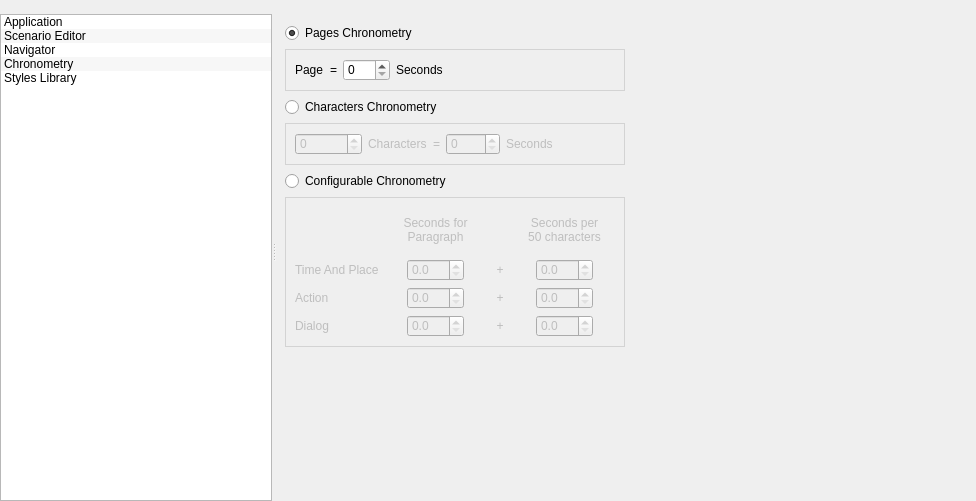
The window that src/bin/Scenarist/UserInterfaceLayer/Settings/SettingsView.ui (dimkanovikov/KITScenarist) describes before a commit, drawn with Qt 5.
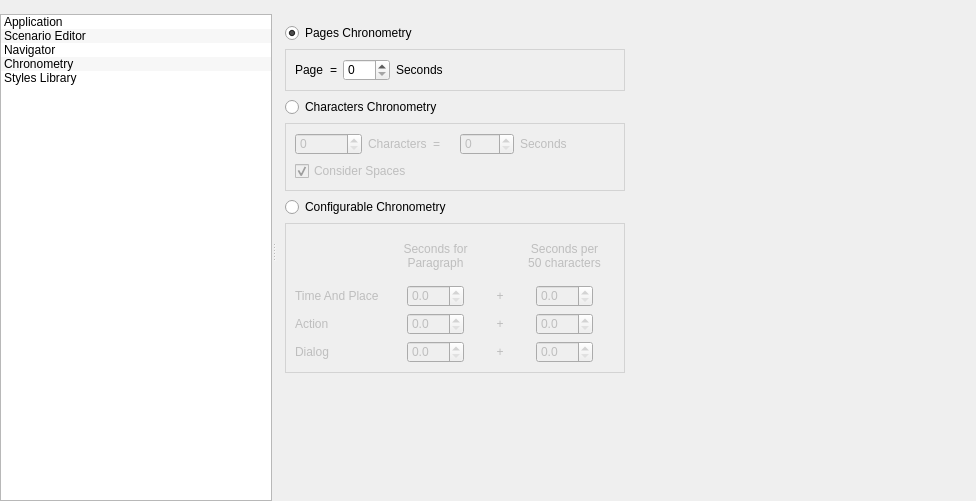
The same window after the commit. The open tabs and pages were chosen to show the change. Icons and pictures are not drawn.

Commit message: Add consider spaces parameter to characters chronometry

```diff
--- a/src/bin/Scenarist/UserInterfaceLayer/Settings/SettingsView.ui
+++ b/src/bin/Scenarist/UserInterfaceLayer/Settings/SettingsView.ui
@@ -858,43 +858,53 @@
                 <property name="title">
                  <string/>
                 </property>
-                <layout class="QHBoxLayout" name="horizontalLayout_2">
-                 <item>
+                <layout class="QGridLayout" name="gridLayout_14">
+                 <item row="0" column="0">
                   <widget class="QSpinBox" name="charactersChronometryCharacters">
                    <property name="maximum">
                     <number>100000</number>
                    </property>
                   </widget>
                  </item>
-                 <item>
-                  <widget class="QLabel" name="label_5">
-                   <property name="text">
-                    <string>Characters</string>
-                   </property>
-                  </widget>
-                 </item>
-                 <item>
+                 <item row="0" column="2">
                   <widget class="QLabel" name="label_6">
                    <property name="text">
                     <string>=</string>
                    </property>
                   </widget>
                  </item>
-                 <item>
+                 <item row="0" column="3">
                   <widget class="QSpinBox" name="charactersChronometrySeconds">
                    <property name="maximum">
                     <number>1000</number>
                    </property>
                   </widget>
                  </item>
-                 <item>
+                 <item row="0" column="4">
                   <widget class="QLabel" name="label_7">
                    <property name="text">
                     <string>Seconds</string>
                    </property>
                   </widget>
                  </item>
-                 <item>
+                 <item row="0" column="1">
+                  <widget class="QLabel" name="label_5">
+                   <property name="text">
+                    <string>Characters</string>
+                   </property>
+                  </widget>
+                 </item>
+                 <item row="1" column="0" colspan="7">
+                  <widget class="QCheckBox" name="charactersChronometryConsiderSpaces">
+                   <property name="text">
+                    <string>Consider Spaces</string>
+                   </property>
+                   <property name="checked">
+                    <bool>true</bool>
+                   </property>
+                  </widget>
+                 </item>
+                 <item row="0" column="5" colspan="2">
                   <spacer name="horizontalSpacer_7">
                    <property name="orientation">
                     <enum>Qt::Horizontal</enum>
```
Left out of the diff: 18 changed lines with no effect on the pictures. The commit also changes 8 other files.
